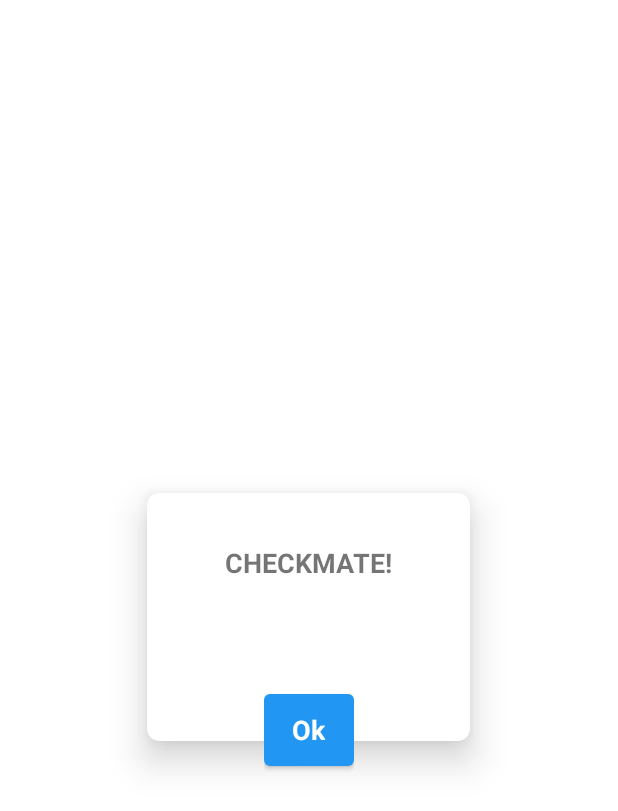
After one commit to TiagoSnow/PDM-2122i-LI5X-G13, an Android app: the layout cm_popup_multiplayer.xml on its own in the app's theme, with its tools: preview values and no code run, on a phone screen of 412 x 824 dp. The commit adds this screen. Shown: the top 811 px of the screen. Run offline under Robolectric (Android 15) with nearby library versions, the phone set to English and light mode, and no system bars.

Commit message:
CheckMate implemented and dialog and fix check issues

```diff
--- a/Chess4Android/app/src/main/java/pt/isel/pdm/chess4android/multiplayer/MultiplayerActivityViewModel.kt
+++ b/Chess4Android/app/src/main/java/pt/isel/pdm/chess4android/multiplayer/MultiplayerActivityViewModel.kt
@@ -64,4 +64,8 @@ class MultiplayerActivityViewModel(
     fun doubleCheck() {
         gameModel.doubleCheck()
     }
+
+    fun isCheckMate(): Boolean {
+        return gameModel.isCheckMate()
+    }
 }
--- a/Chess4Android/app/src/main/java/pt/isel/pdm/chess4android/pieces/King.kt
+++ b/Chess4Android/app/src/main/java/pt/isel/pdm/chess4android/pieces/King.kt
@@ -59,7 +59,6 @@ class King(
 
         if (pieceChecking != null) {
             val list = stopCheckAsKing(interceptionList)
-            //removeSignalCheck()
             return list
         }
         return interceptionList
@@ -175,6 +174,7 @@ class King(
         newKing.line = route.first.line
 
         //delete pieceChecking
+        val prevpieceChecking = pieceChecking
         pieceChecking = null
 
         val listAux = mutableListOf<Pair<Coord, Boolean>?>()
@@ -186,6 +186,8 @@ class King(
         line = currLine
         board[col][line] = currKing
         board[route.first.col][route.first.line] = currRoutePiece
+        pieceChecking = prevpieceChecking
+
         return list.isNotEmpty()
     }
 
--- /dev/null
+++ b/Chess4Android/app/src/main/res/layout/cm_popup_multiplayer.xml
@@ -0,0 +1,76 @@
+<?xml version="1.0" encoding="utf-8"?>
+<FrameLayout xmlns:android="http://schemas.android.com/apk/res/android"
+    xmlns:app="http://schemas.android.com/apk/res-auto"
+    xmlns:tools="http://schemas.android.com/tools"
+    android:layout_width="match_parent"
+    android:layout_height="250dp"
+    android:layout_gravity="center"
+    android:layout_marginLeft="55dp"
+    android:layout_marginRight="55dp"
+    android:gravity="center">
+
+    <LinearLayout
+        android:layout_width="match_parent"
+        android:layout_height="match_parent"
+        android:layout_gravity="center_vertical"
+        android:gravity="center_vertical"
+        android:orientation="vertical">
+
+        <androidx.cardview.widget.CardView
+            android:layout_width="215dp"
+            android:layout_height="165dp"
+            android:layout_gravity="center"
+            android:layout_marginStart="60dp"
+            android:layout_marginEnd="60dp"
+            app:cardCornerRadius="8dp"
+            app:cardElevation="15dp">
+
+            <TextView
+                android:layout_width="wrap_content"
+                android:layout_height="40dp"
+                android:layout_gravity="center"
+                android:gravity="center"
+                android:layout_marginTop="-36dp"
+                android:text="CHECKMATE!"
+                android:textSize="18dp"
+                android:textStyle="bold" />
+
+            <TextView
+                android:id="@+id/winnerText"
+                android:layout_width="wrap_content"
+                android:layout_height="40dp"
+                android:layout_gravity="center"
+                android:gravity="center"
+                android:layout_marginTop="10dp"
+                android:textSize="15dp" />
+
+        </androidx.cardview.widget.CardView>
+    </LinearLayout>
+
+    <FrameLayout
+        android:layout_width="wrap_content"
+        android:layout_height="wrap_content"
+        android:layout_gravity="center"
+        android:layout_marginTop="75dp"
+        android:layout_marginRight="0dp">
+
+        <Button
+            android:id="@+id/btOk"
+            android:layout_width="60dp"
+            android:layout_height="60dp"
+            android:src="@android:color/transparent"
+            app:backgroundTint="#2196F3"
+            tools:ignore="SpeakableTextPresentCheck" />
+
+        <TextView
+            android:layout_width="wrap_content"
+            android:layout_height="wrap_content"
+            android:layout_gravity="center"
+            android:elevation="6dp"
+            android:text="Ok"
+            android:textAppearance="?android:attr/textAppearanceMedium"
+            android:textColor="@android:color/white"
+            android:textStyle="bold" />
+    </FrameLayout>
+
+</FrameLayout>
--- a/Chess4Android/app/src/main/res/values/strings.xml
+++ b/Chess4Android/app/src/main/res/values/strings.xml
@@ -15,5 +15,6 @@
     <string name="solution">Solution</string>
     <string name="history">Puzzle History</string>
     <string name="reset">Reset</string>
+    <string name="winnerText">The winner is team </string>
 
 </resources>
```
Also changed, not shown: Chess4Android/app/src/main/java/pt/isel/pdm/chess4android/GameActivity.kt (+8 -6 lines), Chess4Android/app/src/main/java/pt/isel/pdm/chess4android/model/MultiplayerModel.kt (+35 -8 lines), Chess4Android/app/src/main/java/pt/isel/pdm/chess4android/multiplayer/MultiplayerActivity.kt (+27 -14 lines), 1 other file.
